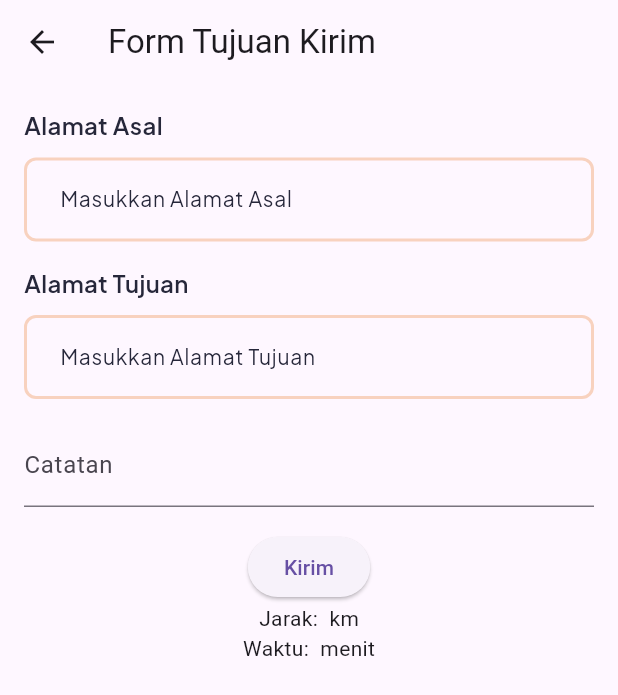
After one commit to ahmdsk/TruckTrack, a Flutter app: the FormSettingDeliveryView screen opened by its route, after a tap on "Kirim", on a phone screen of 412 x 824 dp. The commit adds this screen. Shown: the top 695 px of the screen. Run offline on Flutter 3.47's test engine with Material 3 defaults, Android fonts, the phone set to English and light mode, and no system bars; our stand-ins replace dio, flutter_feather_icons, get, get_it, google_fonts, shared_preferences and 1 more; missing offline and left inert: mapbox_maps_flutter; accounts and stored records are empty.

Commit message:
feat: implement delivery form with autocomplete and distance calculation; add form view, controller methods, and routing

```diff
--- a/lib/app/modules/setting_delivery/controllers/setting_delivery_controller.dart
+++ b/lib/app/modules/setting_delivery/controllers/setting_delivery_controller.dart
@@ -1,22 +1,157 @@
+import 'dart:async';
+import 'dart:convert';
+
+import 'package:flutter/material.dart';
 import 'package:get/get.dart';
+import 'package:http/http.dart' as http;
 import 'package:truck_track/app/models/tujuan_kirim.dart';
 import 'package:truck_track/service_locator.dart';
 import 'package:truck_track/services/delivery_service.dart';
 
 class SettingDeliveryController extends GetxController {
+  // List tujuan kirim
   final listDelivery = <TujuanKirim>[].obs;
 
   // Service
   final deliveryService = sl<DeliveryService>();
 
+  // Text field controllers
+  final asalController = TextEditingController();
+  final tujuanController = TextEditingController();
+  final catatan = TextEditingController();
+
+  // Mapbox Token
+  final mapboxToken = 'pk.eyJ1IjoiYWhtYWQyMjQyMTA0NCIsImEiOiJjbWFzanlpbHUwbTZ5Mmtvbjk0cnJkeWllIn0.kE8mdizng7w3Kiii-UOboA'; // TODO: Ganti token kamu
+
+  // Alamat dan koordinat
+  final alamatAsal = ''.obs;
+  final alamatTujuan = ''.obs;
+  final latAsal = ''.obs;
+  final longAsal = ''.obs;
+  final latTujuan = ''.obs;
+  final longTujuan = ''.obs;
+
+  // Jarak dan waktu tempuh
+  final jarak = ''.obs;
+  final waktu = ''.obs;
+
+  // Hasil autocomplete dari Mapbox
+  final hasilAsal = [].obs;
+  final hasilTujuan = [].obs;
+
+  // Timer debounce
+  Timer? _debounceAsal;
+  Timer? _debounceTujuan;
+
+  // 🔍 Autocomplete debounce search
+  void handleDebouncedSearch({required String value, required bool isAsal}) {
+    final debounce = isAsal ? _debounceAsal : _debounceTujuan;
+
+    if (debounce?.isActive ?? false) debounce!.cancel();
+
+    final timer = Timer(const Duration(milliseconds: 500), () {
+      if (value.isNotEmpty) cariTempat(value, isAsal);
+    });
+
+    if (isAsal) {
+      _debounceAsal = timer;
+    } else {
+      _debounceTujuan = timer;
+    }
+  }
+
+  // 📍 Memanggil Mapbox Geocoding API
+  Future<void> cariTempat(String keyword, bool isAsal) async {
+    final url = Uri.parse(
+      'https://api.mapbox.com/geocoding/v5/mapbox.places/${Uri.encodeComponent(keyword)}.json?access_token=$mapboxToken&country=id',
+    );
+
+    final response = await http.get(url);
+    debugPrint('HASIL CARI TEMPAT: ${response.body}');
+
+    if (response.statusCode == 200) {
+      final data = jsonDecode(response.body);
+      final fitur = data['features'] as List;
+      if (isAsal) {
+        hasilAsal.assignAll(fitur);
+      } else {
+        hasilTujuan.assignAll(fitur);
+      }
+    }
+  }
+
+  // ✅ Ketika user memilih tempat dari hasil autocomplete
+  void pilihTempat(Map<String, dynamic> place, bool isAsal) {
+    final name = place['place_name'];
+    final coords = place['geometry']['coordinates'];
+
+    if (isAsal) {
+      asalController.text = name;
+      alamatAsal.value = name;
+      latAsal.value = coords[1].toString();
+      longAsal.value = coords[0].toString();
+      hasilAsal.clear();
+    } else {
+      tujuanController.text = name;
+      alamatTujuan.value = name;
+      latTujuan.value = coords[1].toString();
+      longTujuan.value = coords[0].toString();
+      hasilTujuan.clear();
+    }
+  }
+
+  // 📏 Hitung jarak & waktu tempuh via Mapbox Directions API
+  Future<void> hitungJarak() async {
+    if (latAsal.isEmpty || latTujuan.isEmpty) return;
+
+    final url = Uri.parse(
+      'https://api.mapbox.com/directions/v5/mapbox/driving/${longAsal.value},${latAsal.value};${longTujuan.value},${latTujuan.value}?access_token=$mapboxToken',
+    );
+    final response = await http.get(url);
+    final data = jsonDecode(response.body);
+    final route = data['routes'][0];
+
+    jarak.value = (route['distance'] / 1000).toStringAsFixed(2); // km
+    waktu.value = (route['duration'] / 60).toStringAsFixed(0); // menit
+  }
+
+  // 🚚 Simpan data pengiriman (simulasi)
+  Future<void> kirimData() async {
+    final data = {
+      'pesanan_id': '1', // sesuaikan kalau dinamis
+      'latitude_asal': latAsal.value,
+      'longitude_asal': longAsal.value,
+      'latitude_tujuan': latTujuan.value,
+      'longitude_tujuan': longTujuan.value,
+      'alamat_asal': alamatAsal.value,
+      'alamat_tujuan': alamatTujuan.value,
+      'jarak': jarak.value,
+      'waktu_tempuh': waktu.value,
+      'catatan': catatan.text,
+    };
+
+    debugPrint('Data yang akan dikirim: $data');
+    // await deliveryService.kirimData(data); // jika ada
+  }
+
   @override
   Future<void> onInit() async {
     super.onInit();
 
-    // Get parameter if needed
-    final String? id = Get.parameters['orderId'];
+    final id = Get.parameters['orderId'];
+    if (id != null) {
+      final deliverys = await deliveryService.getDelivery(orderId: id);
+      listDelivery.assignAll(deliverys);
+    }
+  }
 
-    final deliverys = await deliveryService.getDelivery(orderId: id!);
-    listDelivery.assignAll(deliverys);
+  @override
+  void onClose() {
+    asalController.dispose();
+    tujuanController.dispose();
+    catatan.dispose();
+    _debounceAsal?.cancel();
+    _debounceTujuan?.cancel();
+    super.onClose();
   }
 }
--- /dev/null
+++ b/lib/app/modules/setting_delivery/views/form_setting_delivery_view.dart
@@ -0,0 +1,81 @@
+import 'package:flutter/material.dart';
+
+import 'package:get/get.dart';
+
+import 'package:truck_track/app/modules/setting_delivery/controllers/setting_delivery_controller.dart';
+import 'package:truck_track/components/search_field_with_dropdown.dart';
+
+class FormSettingDeliveryView extends GetView<SettingDeliveryController> {
+  const FormSettingDeliveryView({super.key});
+  @override
+  Widget build(BuildContext context) {
+    final c = controller;
+
+    return Scaffold(
+      appBar: AppBar(title: const Text("Form Tujuan Kirim")),
+      body: Padding(
+        padding: const EdgeInsets.all(16),
+        child: Column(
+          children: [
+            Obx(
+              () => SearchFieldWithDropdown(
+                title: "Alamat Asal",
+                controller: controller.asalController,
+                suggestions: controller.hasilAsal
+                    .map<String>((e) => e['place_name'].toString())
+                    .toList(),
+                onChanged: (val) => controller.handleDebouncedSearch(
+                  value: val,
+                  isAsal: true,
+                ),
+                onSuggestionTap: (val) {
+                  final selected = controller.hasilAsal.firstWhere(
+                    (e) => e['place_name'] == val,
+                    orElse: () => null,
+                  );
+                  if (selected != null) controller.pilihTempat(selected, true);
+                },
+              ),
+            ),
+            const SizedBox(height: 16),
+            Obx(
+              () => SearchFieldWithDropdown(
+                title: "Alamat Tujuan",
+                controller: controller.tujuanController,
+                suggestions: controller.hasilTujuan
+                    .map<String>((e) => e['place_name'].toString())
+                    .toList(),
+                onChanged: (val) => controller.handleDebouncedSearch(
+                  value: val,
+                  isAsal: false,
+                ),
+                onSuggestionTap: (val) {
+                  final selected = controller.hasilTujuan.firstWhere(
+                    (e) => e['place_name'] == val,
+                    orElse: () => null,
+                  );
+                  if (selected != null) controller.pilihTempat(selected, false);
+                },
+              ),
+            ),
+            const SizedBox(height: 16),
+            TextField(
+              controller: c.catatan,
+              decoration: const InputDecoration(labelText: 'Catatan'),
+            ),
+            const SizedBox(height: 16),
+            ElevatedButton(
+              onPressed: () async {
+                await c.hitungJarak();
+                await c.kirimData();
+              },
+              child: const Text("Kirim"),
+            ),
+            Obx(() => Text("Jarak: ${c.jarak.value} km")),
+            Obx(() => Text("Waktu: ${c.waktu.value} menit")),
+          ],
+        ),
+      ),
+    );
+  }
+}
--- a/lib/app/routes/app_pages.dart
+++ b/lib/app/routes/app_pages.dart
@@ -1,4 +1,5 @@
 import 'package:get/get.dart';
+import 'package:truck_track/app/modules/setting_delivery/views/form_setting_delivery_view.dart';
 
 import '../modules/home/bindings/home_binding.dart';
 import '../modules/home/views/home_view.dart';
@@ -68,6 +69,11 @@ class AppPages {
       binding: SettingDeliveryBinding(),
     ),
     GetPage(
+      name: _Paths.FORM_SETTING_DELIVERY,
+      page: () => const FormSettingDeliveryView(),
+      binding: SettingOrderBinding(),
+    ),
+    GetPage(
       name: _Paths.SETTING_ORDER,
       page: () => const SettingOrderView(),
       binding: SettingOrderBinding(),
--- a/lib/app/routes/app_routes.dart
+++ b/lib/app/routes/app_routes.dart
@@ -11,6 +11,7 @@ abstract class Routes {
   static const MASTER_DATA_PENGGUNA = _Paths.MASTER_DATA_PENGGUNA;
   static const SPLASH = _Paths.SPLASH;
   static const SETTING_DELIVERY = _Paths.SETTING_DELIVERY;
+  static const FORM_SETTING_DELIVERY = _Paths.FORM_SETTING_DELIVERY;
   static const SETTING_ORDER = _Paths.SETTING_ORDER;
 }
 
@@ -24,5 +25,6 @@ abstract class _Paths {
   static const MASTER_DATA_PENGGUNA = '/pengguna';
   static const SPLASH = '/splash';
   static const SETTING_DELIVERY = '/setting-delivery';
+  static const FORM_SETTING_DELIVERY = '/setting-delivery/form';
   static const SETTING_ORDER = '/setting-order';
 }
--- a/lib/components/input.dart
+++ b/lib/components/input.dart
@@ -11,6 +11,7 @@ class InputField extends StatelessWidget {
     this.controller,
     this.isPassword,
     this.keyboardType = TextInputType.text,
+    this.onChanged,
   });
 
   final String title;
@@ -20,6 +21,7 @@ class InputField extends StatelessWidget {
   final TextEditingController? controller;
   final bool? isPassword;
   final TextInputType keyboardType;
+  final ValueChanged<String>? onChanged;
 
   @override
   Widget build(BuildContext context) {
--- /dev/null
+++ b/lib/components/search_field_with_dropdown.dart
@@ -0,0 +1,107 @@
+import 'package:flutter/material.dart';
+import 'package:truck_track/core/themes/themes.dart';
+
+class SearchFieldWithDropdown extends StatelessWidget {
+  const SearchFieldWithDropdown({
+    super.key,
+    required this.title,
+    required this.controller,
+    required this.onChanged,
+    required this.suggestions,
+    required this.onSuggestionTap,
+    this.hintText,
+  });
+
+  final String title;
+  final TextEditingController controller;
+  final Function(String) onChanged;
+  final List<dynamic> suggestions;
+  final Function(String) onSuggestionTap;
+  final String? hintText;
+
+  @override
+  Widget build(BuildContext context) {
+    return Column(
+      crossAxisAlignment: CrossAxisAlignment.start,
+      children: [
+        Text(
+          title,
+          style: Themes.subTitleStyle.copyWith(
+            fontSize: 16,
+            color: Themes.darkColor,
+          ),
+        ),
+        const SizedBox(height: 10),
+        Stack(
+          children: [
+            TextFormField(
+              controller: controller,
+              onChanged: onChanged,
+              decoration: InputDecoration(
+                contentPadding: const EdgeInsets.symmetric(
+                  vertical: 16,
+                  horizontal: 20,
+                ),
+                hintText: hintText ?? 'Masukkan $title',
+                hintStyle: Themes.baseTextStyle.copyWith(
+                  fontSize: 14,
+                  color: Themes.darkColor,
+                ),
+                enabledBorder: OutlineInputBorder(
+                  borderRadius: Themes.baseButtonBorderRadius,
+                  borderSide: BorderSide(
+                    color: Themes.primaryColor.withAlpha(70),
+                    width: 2,
+                  ),
+                ),
+                border: OutlineInputBorder(
+                  borderRadius: Themes.baseButtonBorderRadius,
+                  borderSide: BorderSide(
+                    color: Themes.primaryColor.withAlpha(70),
+                    width: 2,
+                  ),
+                ),
+                focusedBorder: OutlineInputBorder(
+                  borderRadius: Themes.baseButtonBorderRadius,
+                  borderSide: BorderSide(
+                    color: Themes.primaryColor.withAlpha(80),
+                    width: 3,
+                  ),
+                ),
+              ),
+            ),
+            if (suggestions.isNotEmpty)
+              SizedBox(
+                height: 200,
+                child: Stack(
+                  children: [
+                    Positioned(
+                      top: 60,
+                      left: 0,
+                      right: 0,
+                      child: Material(
+                        elevation: 4,
+                        borderRadius: BorderRadius.circular(8),
+                        child: ListView.builder(
+                          padding: EdgeInsets.zero,
+                          shrinkWrap: true,
+                          itemCount: suggestions.length,
+                          itemBuilder: (context, index) {
+                            final suggestion = suggestions[index];
+                            return ListTile(
+                              title: Text(suggestion),
+                              onTap: () => onSuggestionTap(suggestion),
+                            );
+                          },
+                        ),
+                      ),
+                    ),
+                  ],
+                ),
+              ),
+          ],
+        ),
+      ],
+    );
+  }
+}
```
Also changed, not shown: lib/app/modules/setting_delivery/views/setting_delivery_view.dart (+8 -0 lines).
